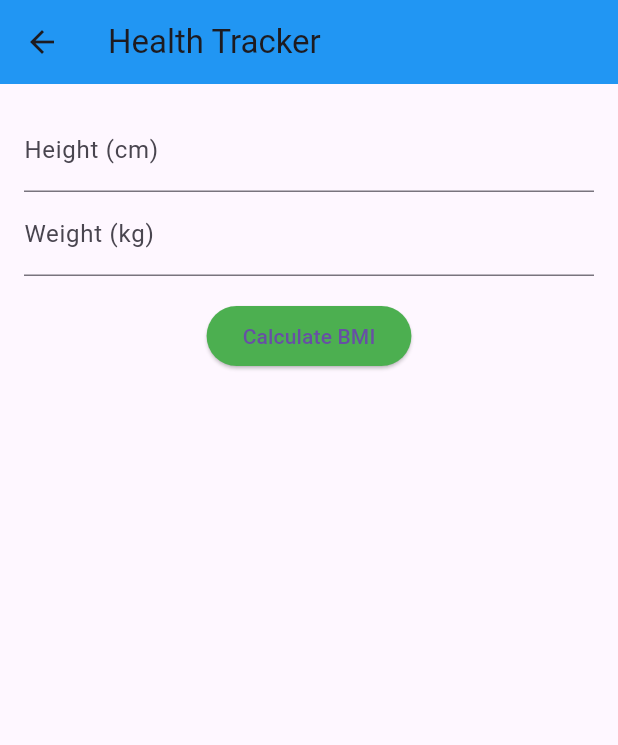
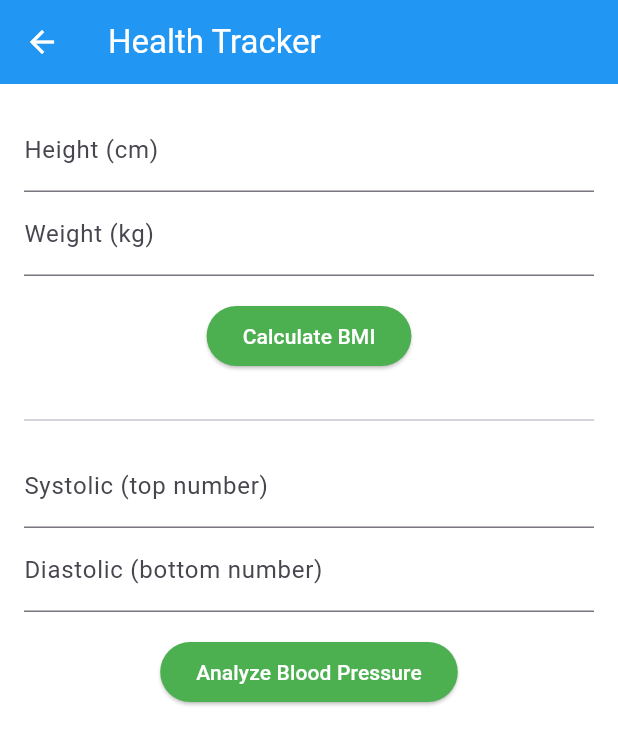
Before and after one commit to Wendy-Okoth/HealthHub, a Flutter app: the TrackerScreen screen opened directly, on a phone screen of 412 x 824 dp. Shown: the top 745 px of the screen. Run offline on Flutter 3.47's test engine with Material 3 defaults, Android fonts, the phone set to English and light mode, and no system bars; our stand-ins replace fl_chart, flutter_local_notifications, geolocator, google_maps_flutter, pedometer, supabase_flutter and 1 more; accounts and stored records are empty.

Commit message:
Add blood pressure analysis to TrackerScreen with category feedback

```diff
--- a/lib/main.dart
+++ b/lib/main.dart
@@ -26,15 +26,15 @@ class HealthHubApp extends StatelessWidget {
       title: 'HealthHub',
       theme: ThemeData(
         primarySwatch: Colors.teal,
-        scaffoldBackgroundColor: Colors.cream,
+        scaffoldBackgroundColor: Colors.white,
         appBarTheme: const AppBarTheme(
           backgroundColor: Colors.blue,
-          foregroundColor: Colors.cream,
+          foregroundColor: Colors.white,
         ),
         elevatedButtonTheme: ElevatedButtonThemeData(
           style: ElevatedButton.styleFrom(
             backgroundColor: Colors.green,
-            foregroundColor: Colors.cream,
+            foregroundColor: Colors.white,
           ),
         ),
         iconTheme: const IconThemeData(color: Colors.green),
--- a/lib/screens/tracker_screen.dart
+++ b/lib/screens/tracker_screen.dart
@@ -9,13 +9,13 @@ class TrackerScreen extends StatefulWidget {
 
 class _TrackerScreenState extends State<TrackerScreen> {
   double height = 0, weight = 0, bmi = 0;
-  String bmiCategory = '';
+  int systolic = 0, diastolic = 0;
+  String bmiCategory = '', bpCategory = '';
 
   void calculateBMI() {
     if (height > 0 && weight > 0) {
       setState(() {
         bmi = weight / ((height / 100) * (height / 100));
-
         if (bmi < 18.5) {
           bmiCategory = 'Underweight';
         } else if (bmi < 25) {
@@ -29,12 +29,33 @@ class _TrackerScreenState extends State<TrackerScreen> {
     }
   }
 
+  void analyzeBloodPressure() {
+    if (systolic > 0 && diastolic > 0) {
+      setState(() {
+        if (systolic < 90 || diastolic < 60) {
+          bpCategory = 'Low Blood Pressure';
+        } else if (systolic < 120 && diastolic < 80) {
+          bpCategory = 'Normal';
+        } else if (systolic < 130 && diastolic < 80) {
+          bpCategory = 'Elevated';
+        } else if ((systolic < 140) || (diastolic < 90)) {
+          bpCategory = 'High Blood Pressure (Stage 1)';
+        } else if ((systolic < 180) || (diastolic < 120)) {
+          bpCategory = 'High Blood Pressure (Stage 2)';
+        } else {
+          bpCategory = 'Hypertensive Crisis — Seek medical attention';
+        }
+      });
+    }
+  }
+
   @override
   Widget build(BuildContext context) {
     return Scaffold(
       appBar: AppBar(title: const Text('Health Tracker')),
       body: Padding(
         padding: const EdgeInsets.all(16),
+        child: SingleChildScrollView(
           child: Column(
             children: [
               TextField(
@@ -71,7 +92,44 @@ class _TrackerScreenState extends State<TrackerScreen> {
                     ),
                   ],
                 ),
+              const Divider(height: 32),
+              TextField(
+                decoration: const InputDecoration(labelText: 'Systolic (top number)'),
+                keyboardType: TextInputType.number,
+                onChanged: (val) => systolic = int.tryParse(val) ?? 0,
+              ),
+              TextField(
+                decoration: const InputDecoration(labelText: 'Diastolic (bottom number)'),
+                keyboardType: TextInputType.number,
+                onChanged: (val) => diastolic = int.tryParse(val) ?? 0,
+              ),
+              const SizedBox(height: 16),
+              ElevatedButton(
+                onPressed: analyzeBloodPressure,
+                child: const Text('Analyze Blood Pressure'),
+              ),
+              const SizedBox(height: 16),
+              if (bpCategory.isNotEmpty)
+                Column(
+                  children: [
+                    Text(
+                      'Blood Pressure Category:',
+                      style: const TextStyle(fontSize: 16),
+                    ),
+                    const SizedBox(height: 8),
+                    Text(
+                      bpCategory,
+                      style: const TextStyle(
+                        fontSize: 16,
+                        fontWeight: FontWeight.w500,
+                        color: Colors.redAccent,
+                      ),
+                      textAlign: TextAlign.center,
+                    ),
                   ],
+                ),
+            ],
+          ),
         ),
       ),
     );
```
Lines whose indentation alone changed are shown as unchanged.
